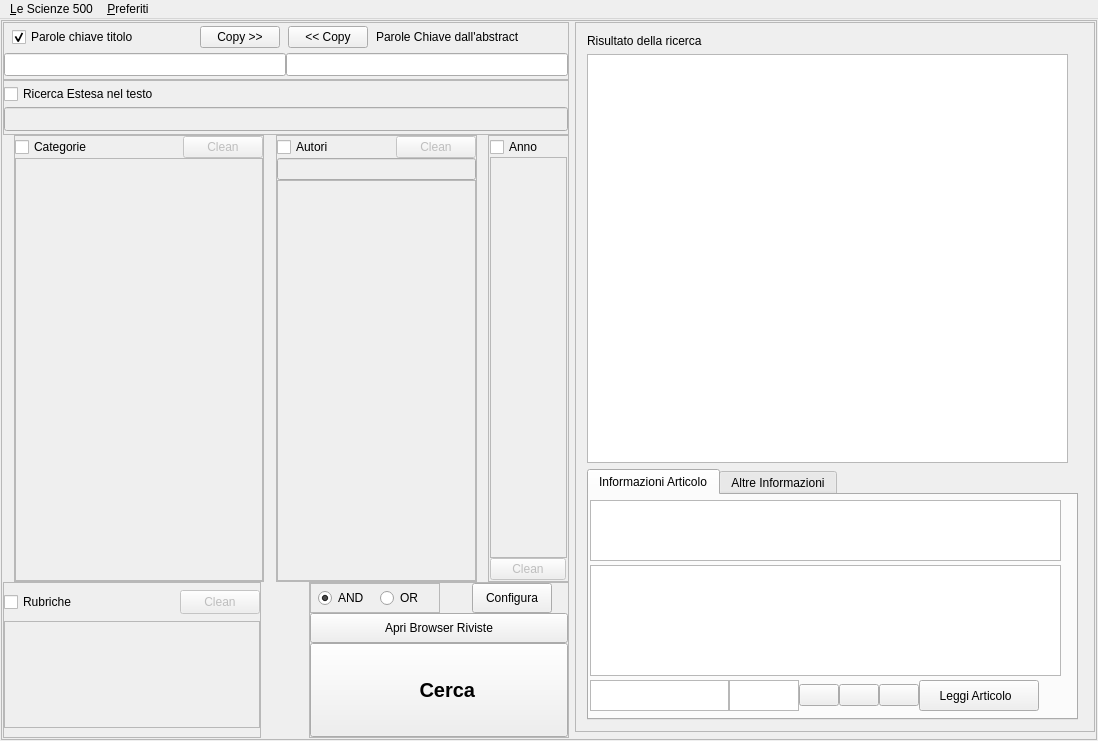
Qt form lescienze500/src/lescienze500.ui (simon-r/LeScienze500) before a commit.
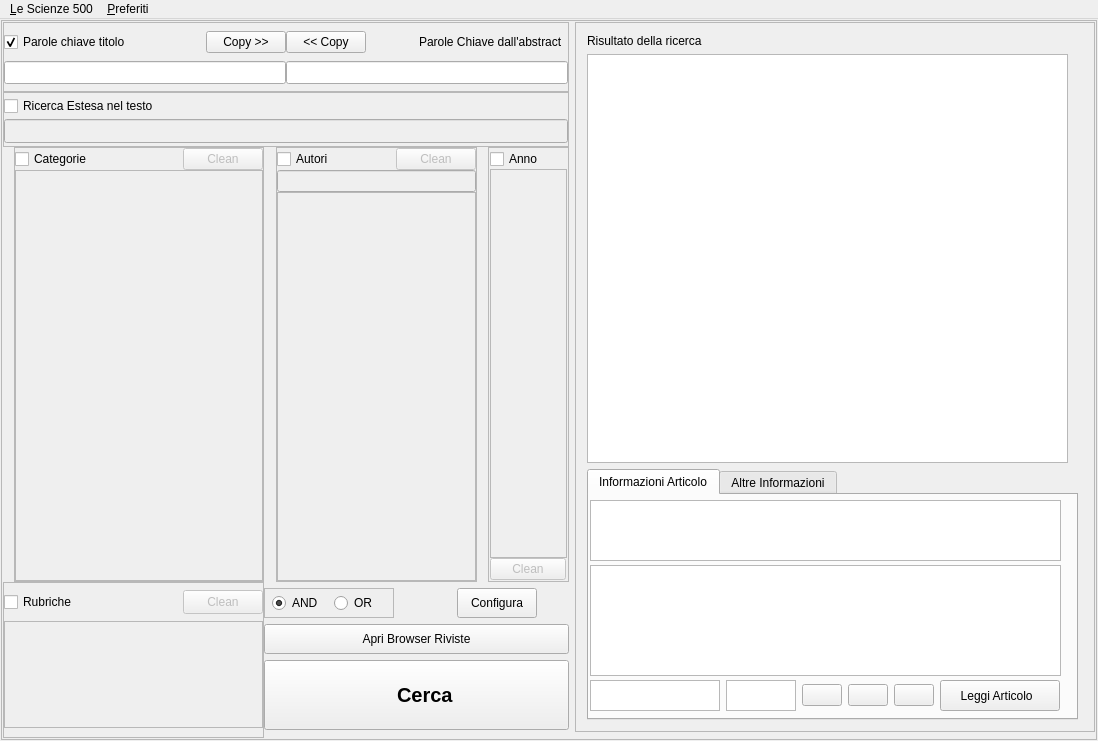
The same form after that commit. Icons and pictures are not drawn.

Commit message: ven  5 nov 2010, 07.27.11, CET

The edit to the form file:
```diff
--- a/lescienze500/src/lescienze500.ui
+++ b/lescienze500/src/lescienze500.ui
@@ -171,7 +171,7 @@
                  </property>
                 </widget>
                </item>
-               <item row="4" column="5">
+               <item row="4" column="1">
                 <spacer name="horizontalSpacer_10">
                  <property name="orientation">
                   <enum>Qt::Horizontal</enum>
@@ -197,55 +197,16 @@
                  </property>
                 </spacer>
                </item>
-               <item row="4" column="0" colspan="5">
-                <layout class="QHBoxLayout" name="horizontalLayout_6">
-                 <property name="spacing">
-                  <number>0</number>
-                 </property>
-                 <property name="sizeConstraint">
-                  <enum>QLayout::SetNoConstraint</enum>
-                 </property>
-                 <item>
-                  <widget class="QTextBrowser" name="MostraData">
+               <item row="4" column="7">
+                <widget class="QPushButton" name="ApriPDF_A">
                    <property name="minimumSize">
                     <size>
-                     <width>130</width>
+                   <width>120</width>
                      <height>31</height>
                     </size>
                    </property>
-                   <property name="maximumSize">
-                    <size>
-                     <width>143</width>
-                     <height>31</height>
-                    </size>
-                   </property>
-                  </widget>
-                 </item>
-                 <item>
-                  <widget class="QTextBrowser" name="MostraNumero">
-                   <property name="minimumSize">
-                    <size>
-                     <width>70</width>
-                     <height>31</height>
-                    </size>
-                   </property>
-                   <property name="maximumSize">
-                    <size>
-                     <width>70</width>
-                     <height>31</height>
-                    </size>
-                   </property>
-                  </widget>
-                 </item>
-                 <item>
-                  <widget class="QPushButton" name="pushButton">
-                   <property name="toolTip">
-                    <string>Mostra la rivista
-contenete questo 
-articolo.</string>
-                   </property>
                    <property name="text">
-                    <string/>
+                  <string>Leggi Articolo  </string>
                    </property>
                    <property name="icon">
                     <iconset resource="crystal.qrc">
@@ -253,21 +214,7 @@
                    </property>
                   </widget>
                  </item>
-                 <item>
-                  <widget class="QPushButton" name="addFavoriti">
-                   <property name="toolTip">
-                    <string>Aggiungi ai Preferiti.</string>
-                   </property>
-                   <property name="text">
-                    <string/>
-                   </property>
-                   <property name="icon">
-                    <iconset resource="crystal.qrc">
-                     <normaloff>:/icons/crystal/bookmark_add-256.png</normaloff>:/icons/crystal/bookmark_add-256.png</iconset>
-                   </property>
-                  </widget>
-                 </item>
-                 <item>
+               <item row="4" column="6">
                   <widget class="QPushButton" name="PreviewArticolo_2">
                    <property name="minimumSize">
                     <size>
@@ -294,16 +241,13 @@
                    </property>
                   </widget>
                  </item>
-                 <item>
-                  <widget class="QPushButton" name="ApriPDF_A">
-                   <property name="minimumSize">
-                    <size>
-                     <width>120</width>
-                     <height>31</height>
-                    </size>
+               <item row="4" column="5">
+                <widget class="QPushButton" name="addFavoriti">
+                 <property name="toolTip">
+                  <string>Aggiungi ai Preferiti.</string>
                    </property>
                    <property name="text">
-                    <string>Leggi Articolo  </string>
+                  <string/>
                    </property>
                    <property name="icon">
                     <iconset resource="crystal.qrc">
@@ -311,7 +255,53 @@
                    </property>
                   </widget>
                  </item>
-                </layout>
+               <item row="4" column="4">
+                <widget class="QPushButton" name="pushButton">
+                 <property name="toolTip">
+                  <string>Mostra la rivista
+contenete questo 
+articolo.</string>
+                 </property>
+                 <property name="text">
+                  <string/>
+                 </property>
+                 <property name="icon">
+                  <iconset resource="crystal.qrc">
+                   <normaloff>:/icons/crystal/1rightarrow-256.png</normaloff>:/icons/crystal/1rightarrow-256.png</iconset>
+                 </property>
+                </widget>
+               </item>
+               <item row="4" column="3">
+                <widget class="QTextBrowser" name="MostraNumero">
+                 <property name="minimumSize">
+                  <size>
+                   <width>70</width>
+                   <height>31</height>
+                  </size>
+                 </property>
+                 <property name="maximumSize">
+                  <size>
+                   <width>70</width>
+                   <height>31</height>
+                  </size>
+                 </property>
+                </widget>
+               </item>
+               <item row="4" column="0">
+                <widget class="QTextBrowser" name="MostraData">
+                 <property name="minimumSize">
+                  <size>
+                   <width>130</width>
+                   <height>31</height>
+                  </size>
+                 </property>
+                 <property name="maximumSize">
+                  <size>
+                   <width>143</width>
+                   <height>31</height>
+                  </size>
+                 </property>
+                </widget>
                </item>
               </layout>
              </widget>
@@ -560,43 +550,59 @@
              <property name="frameShadow">
               <enum>QFrame::Sunken</enum>
              </property>
-             <layout class="QVBoxLayout" name="verticalLayout_4">
-              <property name="spacing">
-               <number>0</number>
-              </property>
+             <layout class="QGridLayout" name="gridLayout_2">
               <property name="margin">
                <number>0</number>
               </property>
-              <item>
-               <widget class="QFrame" name="frame">
+              <property name="spacing">
+               <number>0</number>
+              </property>
+              <item row="2" column="0">
+               <widget class="QLineEdit" name="ParoleChiave">
+                <property name="sizePolicy">
+                 <sizepolicy hsizetype="Expanding" vsizetype="Fixed">
+                  <horstretch>0</horstretch>
+                  <verstretch>0</verstretch>
+                 </sizepolicy>
+                </property>
                 <property name="minimumSize">
                  <size>
-                  <width>0</width>
-                  <height>27</height>
+                  <width>251</width>
+                  <height>23</height>
                  </size>
                 </property>
                 <property name="maximumSize">
                  <size>
                   <width>16777215</width>
-                  <height>39</height>
+                  <height>16777215</height>
                  </size>
                 </property>
-                <property name="frameShape">
-                 <enum>QFrame::NoFrame</enum>
+               </widget>
+              </item>
+              <item row="2" column="1">
+               <widget class="QLineEdit" name="ParoleChiaveAbstract">
+                <property name="sizePolicy">
+                 <sizepolicy hsizetype="Expanding" vsizetype="Fixed">
+                  <horstretch>0</horstretch>
+                  <verstretch>255</verstretch>
+                 </sizepolicy>
                 </property>
-                <property name="frameShadow">
-                 <enum>QFrame::Sunken</enum>
+                <property name="minimumSize">
+                 <size>
+                  <width>251</width>
+                  <height>23</height>
+                 </size>
                 </property>
-                <property name="lineWidth">
-                 <number>0</number>
+                <property name="maximumSize">
+                 <size>
+                  <width>1000</width>
+                  <height>16777215</height>
+                 </size>
                 </property>
-                <layout class="QHBoxLayout" name="horizontalLayout_5">
-                 <property name="spacing">
-                  <number>0</number>
-                 </property>
-                 <property name="margin">
-                  <number>0</number>
-                 </property>
+               </widget>
+              </item>
+              <item row="0" column="0">
+               <layout class="QHBoxLayout" name="horizontalLayout_4">
                  <item>
                   <widget class="QCheckBox" name="Select_ParoleChiave">
                    <property name="sizePolicy">
@@ -625,6 +631,19 @@
                    </property>
                   </widget>
                  </item>
+                <item>
+                 <spacer name="horizontalSpacer_12">
+                  <property name="orientation">
+                   <enum>Qt::Horizontal</enum>
+                  </property>
+                  <property name="sizeHint" stdset="0">
+                   <size>
+                    <width>40</width>
+                    <height>20</height>
+                   </size>
+                  </property>
+                 </spacer>
+                </item>
                  <item>
                   <widget class="QPushButton" name="CopiaADestra">
                    <property name="minimumSize">
@@ -644,6 +663,10 @@
                    </property>
                   </widget>
                  </item>
+               </layout>
+              </item>
+              <item row="0" column="1">
+               <layout class="QHBoxLayout" name="horizontalLayout_5">
                  <item>
                   <widget class="QPushButton" name="CopiaASinistra">
                    <property name="minimumSize">
@@ -663,6 +686,19 @@
                    </property>
                   </widget>
                  </item>
+                <item>
+                 <spacer name="horizontalSpacer_9">
+                  <property name="orientation">
+                   <enum>Qt::Horizontal</enum>
+                  </property>
+                  <property name="sizeHint" stdset="0">
+                   <size>
+                    <width>40</width>
+                    <height>20</height>
+                   </size>
+                  </property>
+                 </spacer>
+                </item>
                  <item>
                   <widget class="QLabel" name="label_5">
                    <property name="minimumSize">
@@ -683,82 +719,6 @@
                   </widget>
                  </item>
                 </layout>
-                <zorder>CopiaASinistra</zorder>
-                <zorder>CopiaADestra</zorder>
-                <zorder>Select_ParoleChiave</zorder>
-                <zorder>label_5</zorder>
-               </widget>
-              </item>
-              <item>
-               <widget class="QFrame" name="frame_6">
-                <property name="minimumSize">
-                 <size>
-                  <width>0</width>
-                  <height>27</height>
-                 </size>
-                </property>
-                <property name="frameShape">
-                 <enum>QFrame::NoFrame</enum>
-                </property>
-                <property name="frameShadow">
-                 <enum>QFrame::Plain</enum>
-                </property>
-                <property name="lineWidth">
-                 <number>0</number>
-                </property>
-                <layout class="QHBoxLayout" name="horizontalLayout_4">
-                 <property name="spacing">
-                  <number>0</number>
-                 </property>
-                 <property name="margin">
-                  <number>0</number>
-                 </property>
-                 <item>
-                  <widget class="QLineEdit" name="ParoleChiave">
-                   <property name="sizePolicy">
-                    <sizepolicy hsizetype="Expanding" vsizetype="Fixed">
-                     <horstretch>0</horstretch>
-                     <verstretch>0</verstretch>
-                    </sizepolicy>
-                   </property>
-                   <property name="minimumSize">
-                    <size>
-                     <width>251</width>
-                     <height>23</height>
-                    </size>
-                   </property>
-                   <property name="maximumSize">
-                    <size>
-                     <width>1000</width>
-                     <height>16777215</height>
-                    </size>
-                   </property>
-                  </widget>
-                 </item>
-                 <item>
-                  <widget class="QLineEdit" name="ParoleChiaveAbstract">
-                   <property name="sizePolicy">
-                    <sizepolicy hsizetype="Expanding" vsizetype="Fixed">
-                     <horstretch>0</horstretch>
-                     <verstretch>255</verstretch>
-                    </sizepolicy>
-                   </property>
-                   <property name="minimumSize">
-                    <size>
-                     <width>251</width>
-                     <height>23</height>
-                    </size>
-                   </property>
-                   <property name="maximumSize">
-                    <size>
-                     <width>1000</width>
-                     <height>16777215</height>
-                    </size>
-                   </property>
-                  </widget>
-                 </item>
-                </layout>
-               </widget>
               </item>
              </layout>
             </widget>
@@ -1262,19 +1222,6 @@
                 </layout>
                </widget>
               </item>
-              <item>
-               <spacer name="horizontalSpacer_3">
-                <property name="orientation">
-                 <enum>Qt::Horizontal</enum>
-                </property>
-                <property name="sizeHint" stdset="0">
-                 <size>
-                  <width>5</width>
-                  <height>20</height>
-                 </size>
-                </property>
-               </spacer>
-              </item>
               <item>
                <widget class="QFrame" name="frame_4">
                 <property name="minimumSize">
@@ -1284,7 +1231,7 @@
                  </size>
                 </property>
                 <property name="frameShape">
-                 <enum>QFrame::StyledPanel</enum>
+                 <enum>QFrame::NoFrame</enum>
                 </property>
                 <property name="frameShadow">
                  <enum>QFrame::Raised</enum>
@@ -1373,7 +1320,7 @@
                    </property>
                    <property name="maximumSize">
                     <size>
-                     <width>100</width>
+                     <width>16777215</width>
                      <height>30</height>
                     </size>
                    </property>
@@ -1397,7 +1344,7 @@
                    <property name="maximumSize">
                     <size>
                      <width>16777215</width>
-                     <height>100</height>
+                     <height>70</height>
                     </size>
                    </property>
                    <property name="font">
```
Left out of the diff: 7 changed lines with no effect on the pictures. Lines whose indentation alone changed are shown as unchanged.
